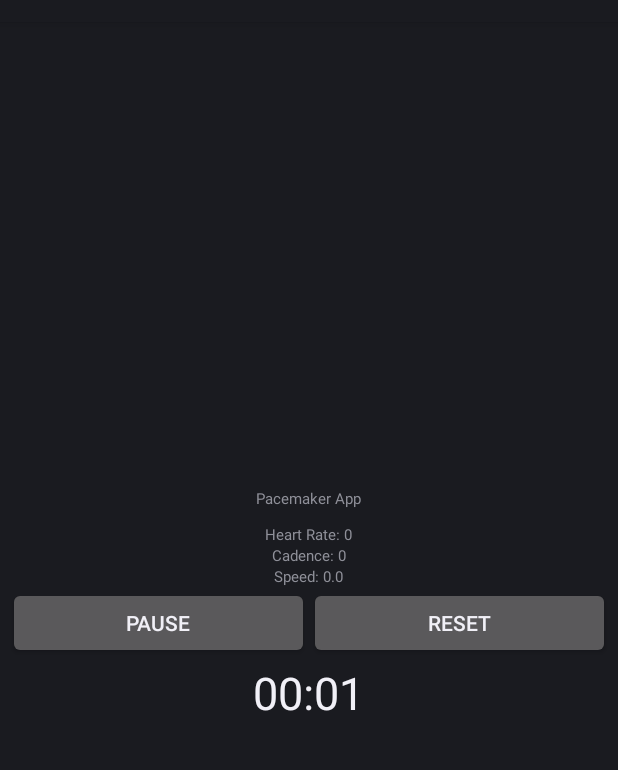
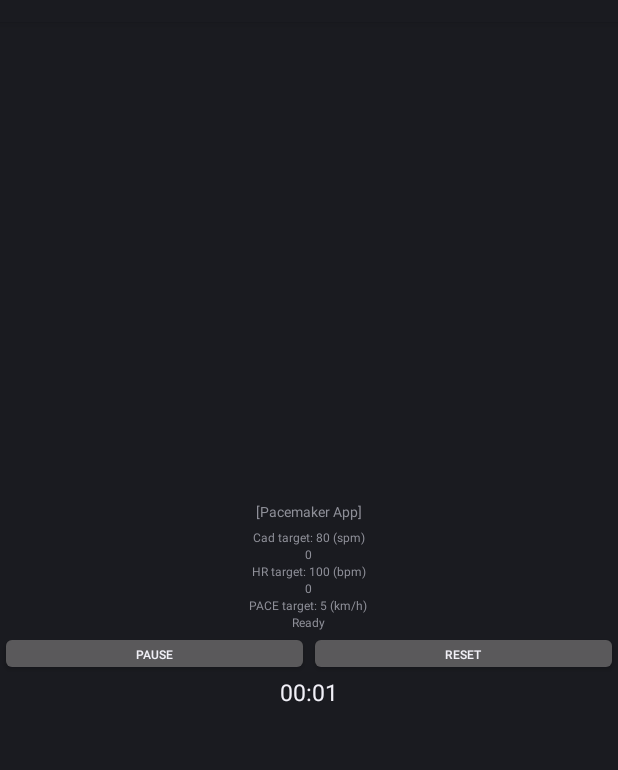
Before and after one commit to crazyboy9103/2021_2_MCA_team7, an Android app: the screen it shows after launch (MainActivity), after a tap on "START", on a phone screen of 412 x 824 dp, the part 62-832 px from its top. Run offline under Robolectric (Android 15) with nearby library versions, the phone set to English and light mode, and no system bars; libraries missing offline, so code that uses them is left out: org.apache.commons; plain views replace BoxInsetLayout; 2 statements that could not run were skipped.

Commit message:
UI & Algorithm modification for DEMO

```diff
--- a/android-source/app/src/main/java/com/example/watch_pacemaker/CadenceListener.java
+++ b/android-source/app/src/main/java/com/example/watch_pacemaker/CadenceListener.java
@@ -43,10 +43,10 @@ public class CadenceListener implements SensorEventListener {
         sensorManager = (SensorManager) context.getSystemService(SENSOR_SERVICE);
         if (sensorManager.getDefaultSensor(Sensor.TYPE_STEP_DETECTOR) != null) {
             mStepDetector = sensorManager.getDefaultSensor(Sensor.TYPE_STEP_DETECTOR);
-            textDetectorExists.setText("Sensors Detected");
+            textDetectorExists.setText("INERTIAL Enabled: true"); // Inertial sensor enabled
             Log.i("Steprate Listener", "Found");
         } else {
-            textDetectorExists.setText("Sensors not detected");
+            textDetectorExists.setText("INERTIAL Enabled: false");
             Log.i("Steprate Listener", "Not found");
         }
 
--- a/android-source/app/src/main/java/com/example/watch_pacemaker/HeartrateListener.java
+++ b/android-source/app/src/main/java/com/example/watch_pacemaker/HeartrateListener.java
@@ -8,6 +8,7 @@ import android.hardware.SensorEvent;
 import android.hardware.SensorEventListener;
 import android.hardware.SensorManager;
 import android.util.Log;
+import android.widget.TextView;
 
 import com.example.watch_pacemaker.databinding.ActivityMainBinding;
 
@@ -16,6 +17,7 @@ public class HeartrateListener implements SensorEventListener{
     ActivityMainBinding binding;
     SensorManager sensorManager;
     Sensor mHeartSensor;
+    private TextView tvHeartRate;
 
     private double heartrate;
 
@@ -23,11 +25,15 @@ public class HeartrateListener implements SensorEventListener{
         this.context = context;
         this.binding = binding;
 
+        tvHeartRate = binding.tvHeartRate;
+
         sensorManager = (SensorManager) context.getSystemService(SENSOR_SERVICE);
         if (sensorManager.getDefaultSensor(Sensor.TYPE_HEART_RATE) != null) {
+            tvHeartRate.setText("PPG Enabled: true");  //PPG Enable
             Log.i("Heartrate Sensor", "Found");
             mHeartSensor = sensorManager.getDefaultSensor(Sensor.TYPE_HEART_RATE);
         } else {
+            tvHeartRate.setText("PPG Enabled: false");  //PPG Enable
             Log.i("Heartrate Sensor", "Not found");
         }
     }
--- a/android-source/app/src/main/java/com/example/watch_pacemaker/MainActivity.java
+++ b/android-source/app/src/main/java/com/example/watch_pacemaker/MainActivity.java
@@ -46,7 +46,7 @@ public class MainActivity extends Activity {
         collectingData = MediaPlayer.create(this, R.raw.wait);
 
         voiceFeedback = new VoiceFeedback(this, increasePace, decreasePace, collectingData,
-                                            2.0, 12.0);
+                                            5.0, 60.0);
         // Initializing Calculators and UI
         paceEstimator = new PaceEstimator(this, binding);
         vibrator = new VibrationFeedback(this);
--- a/android-source/app/src/main/java/com/example/watch_pacemaker/PaceEstimator.java
+++ b/android-source/app/src/main/java/com/example/watch_pacemaker/PaceEstimator.java
@@ -57,7 +57,7 @@ public class PaceEstimator implements LocationListener {
         }
         // GPS 사용 가능 여부 확인
         boolean isEnable = locationManager.isProviderEnabled(LocationManager.GPS_PROVIDER);
-        tvGetSpeed.setText("GPS: " + isEnable);  //GPS Enable
+        tvGetSpeed.setText("GPS Enabled: " + isEnable);  //GPS Enable
         locationManager.requestLocationUpdates(LocationManager.GPS_PROVIDER, 1000,0, this);
     }
 
@@ -94,7 +94,8 @@ public class PaceEstimator implements LocationListener {
             speed = mLastlocation.distanceTo(location) / deltaTime;
 
             double calSpeed = Double.parseDouble(String.format("%.3f", speed));
-            tvGetSpeed.setText("Speed: " + calSpeed);  //Calculated Speed
+            calSpeed = calSpeed * 3600 / 1000;  // m/s --> km/h
+            tvGetSpeed.setText(""+calSpeed);  //Calculated Speed
 
             interval.addLast(deltaTime);
             interval_distance.addLast((double) mLastlocation.distanceTo(location));
--- a/android-source/app/src/main/java/com/example/watch_pacemaker/Stopwatch.java
+++ b/android-source/app/src/main/java/com/example/watch_pacemaker/Stopwatch.java
@@ -23,26 +23,28 @@ public class Stopwatch {
     HeartrateListener heartRateListener;
     VibrationFeedback vibrationFeedback;
 
-    int needCorrection = 0;
+//    int needCorrection = 0;
     int targetCorrection = 0;
     int correctionInterval = 5;
 
-    int ageidx = 1;
-    int[] age = {20, 25, 30, 35, 40, 45, 50, 55, 65, 70};
-    int[] hardcore = {160, 156, 152, 148, 144, 140,136, 132, 124, 120};
-    int[] fatburn = {120, 117, 114, 111, 108, 105, 102, 99, 93, 90};
+//    int ageidx = 1;
+//    int[] age = {20, 25, 30, 35, 40, 45, 50, 55, 65, 70};
+//    int[] hardcore = {160, 156, 152, 148, 144, 140,136, 132, 124, 120};
+//    int[] fatburn = {120, 117, 114, 111, 108, 105, 102, 99, 93, 90};
 
+    int count=0;
 
     boolean running = false;
     private long pauseOffset;
 
     Button startButton, resetButton;
     TextView current_pace, current_cadence, current_heart_rate;
+    TextView DetectorExists;
 
     private Handler mHandler;
     Runnable feedbackLoop;
 
-    final private int mInterval = 2000;
+    final private int mInterval = 5000;
 
     public Stopwatch(Context context,
                      ActivityMainBinding binding,
@@ -66,7 +68,7 @@ public class Stopwatch {
         current_pace = binding.tvPace;
         current_cadence = binding.tvDetectorExists;
         current_heart_rate = binding.tvHeartRate;
-
+        DetectorExists = (TextView) binding.DetectorExists;
 
 
         startButton.setOnClickListener(new View.OnClickListener() {
@@ -100,44 +102,59 @@ public class Stopwatch {
         double heartRate = heartRateListener.getHeartRate();
         double pace = paceEstimator.getPace();
 
-        if (this.needCorrection == 0) {
-            // No need for correction
-            if (heartRate > hardcore[ageidx]) {
-                this.needCorrection = -1;
-                this.targetCorrection = (int) cadence - correctionInterval;
-            }
-            else if (heartRate < fatburn[ageidx]){
-                this.needCorrection = 1;
-                this.targetCorrection = (int) cadence + correctionInterval;
-            }
-
-        } else if (this.needCorrection == -1){
-            // Need correction
-            if (cadence > targetCorrection){
-                // Go slower alarm
-                vibrationFeedback.vibrate(vibrationFeedback.goSlowerPattern);
-            }
-            else {
-                this.needCorrection = 0;
-                this.targetCorrection = 0;
-            }
-        } else{
-            // Need correction
-            if (cadence < targetCorrection){
-                // Go faster alarm
-                vibrationFeedback.vibrate(vibrationFeedback.goFasterPattern);
-
-            }
-            else {
-                this.needCorrection = 0;
-                this.targetCorrection = 0;
-            }
+//        if (this.needCorrection == 0) {
+//            // No need for correction
+//            if (heartRate > hardcore[ageidx]) {
+//                this.needCorrection = -1;
+//                this.targetCorrection = (int) cadence - correctionInterval;
+//                textDetectorExists.setText("Cad target: " + targetCorrection + " (spm)");
+//            }
+//            else if (heartRate < fatburn[ageidx]){
+//                this.needCorrection = 1;
+//                this.targetCorrection = (int) cadence + correctionInterval;
+//                textDetectorExists.setText("Cad target: " + targetCorrection + " (spm)");
+//            }
+//
+//        } else if (this.needCorrection == -1){
+//            // Need correction
+//            if (cadence > targetCorrection){
+//                // Go slower alarm
+//                vibrationFeedback.vibrate(vibrationFeedback.goSlowerPattern);
+//            }
+//            else {
+//                this.needCorrection = 0;
+//                this.targetCorrection = 0;
+//            }
+//        } else{
+//            // Need correction
+//            if (cadence < targetCorrection){
+//                // Go faster alarm
+//                vibrationFeedback.vibrate(vibrationFeedback.goFasterPattern);
+//
+//            }
+//            else {
+//                this.needCorrection = 0;
+//                this.targetCorrection = 0;
+//            }
+//        }
+        if (count >= 12 && heartRate > 120) {
+            targetCorrection = vibrationFeedback.getTargetCadence() - correctionInterval;
+            DetectorExists.setText("Cad target: " + targetCorrection + " (spm)");
+            vibrationFeedback.setTargetCadence(targetCorrection);
+            count = 0;
+        }
+        else if (count >= 12 && heartRate < 80){
+            targetCorrection = vibrationFeedback.getTargetCadence() + correctionInterval;
+            DetectorExists.setText("Cad target: " + targetCorrection + " (spm)");
+            vibrationFeedback.setTargetCadence(targetCorrection);
+            count = 0;
         }
 
-        current_cadence.setText("Cadence: " + (int)cadence);
-        current_heart_rate.setText("Heart Rate: " + (int) heartRate);
+        current_cadence.setText("" + (int)cadence);
+        current_heart_rate.setText("" + (int) heartRate);
         voice.feedback(pace);
         vibrationFeedback.feedback((int)cadence);
+        count ++;
     }
 
 
@@ -148,7 +165,7 @@ public class Stopwatch {
             running = true;
             cadenceListener.startSensor();
             heartRateListener.startSensor();
-            current_pace.setText("Speed: 0.0");
+            current_pace.setText("Ready");
             feedbackLoop.run();
         }
     }
@@ -169,7 +186,7 @@ public class Stopwatch {
         pauseOffset = 0;
         cadenceListener.stepCount = 0;
 
-        current_pace.setText("Speed: 0.0");
+        current_pace.setText("0");
     }
 
     public void onToggleClicked(View view) {
--- a/android-source/app/src/main/java/com/example/watch_pacemaker/VibrationFeedback.java
+++ b/android-source/app/src/main/java/com/example/watch_pacemaker/VibrationFeedback.java
@@ -16,10 +16,10 @@ public class VibrationFeedback {
     final long[] goSlowerPattern = new long[] {500,1000};
     final int repeat = -1;
 
-    final static int OPTIMAL_CADENCE = 180;
-    final static int CADENCE_MARGIN = 5;
-    final static int TOO_FAST_CADENCE = OPTIMAL_CADENCE + CADENCE_MARGIN;
-    final static int TOO_SLOW_CADENCE = OPTIMAL_CADENCE - CADENCE_MARGIN;
+    public int OPTIMAL_CADENCE = 80;
+    public int CADENCE_MARGIN = 20;
+    public int TOO_FAST_CADENCE = OPTIMAL_CADENCE + CADENCE_MARGIN;
+    public int TOO_SLOW_CADENCE = OPTIMAL_CADENCE - CADENCE_MARGIN;
 
     public VibrationFeedback(Context context){
         this.context = context;
@@ -37,6 +37,16 @@ public class VibrationFeedback {
         }
     }
 
+    public void setTargetCadence(int cadence) {
+        OPTIMAL_CADENCE = cadence;
+        TOO_FAST_CADENCE = OPTIMAL_CADENCE + CADENCE_MARGIN;
+        TOO_SLOW_CADENCE = OPTIMAL_CADENCE - CADENCE_MARGIN;
+    }
+
+    public int getTargetCadence() {
+        return OPTIMAL_CADENCE;
+    }
+
     public void vibrate(long[] pattern){
         vibrator.vibrate(VibrationEffect.createWaveform(pattern, repeat));
 
--- a/android-source/app/src/main/java/com/example/watch_pacemaker/VoiceFeedback.java
+++ b/android-source/app/src/main/java/com/example/watch_pacemaker/VoiceFeedback.java
@@ -35,7 +35,7 @@ public class VoiceFeedback {
         TARGET_DISTANCE = target_distance; // 2 kilometers
         TARGET_TIME = target_time; // 1200seconds = 20 minutes
 
-        TARGET_PACE = (TARGET_DISTANCE * 1000) / (TARGET_TIME * 60); // 단위: m/sec
+        TARGET_PACE = (TARGET_DISTANCE / TARGET_TIME) * 60; // 단위: km/h
 
     }
 
@@ -45,10 +45,10 @@ public class VoiceFeedback {
             Log.i(TAG, wait_pace);
         }
         else{
-            if (pace >= TARGET_PACE * 1.15) {
+            if (pace >= TARGET_PACE * 1.2) {
                 play(decrease);
                 Log.i(TAG, goNarrowStep);
-            } else if (pace <= TARGET_PACE * 0.85) {
+            } else if (pace <= TARGET_PACE * 0.8) {
                 play(increase);
                 Log.i(TAG, goWideStep);
             }
--- a/android-source/app/src/main/res/layout/activity_main.xml
+++ b/android-source/app/src/main/res/layout/activity_main.xml
@@ -13,7 +13,6 @@
         android:layout_height="match_parent"
         android:orientation="vertical"
         android:gravity="center"
-        android:padding="@dimen/inner_frame_layout_padding"
         app:layout_boxedEdges="all">
 
         <TextView
@@ -21,42 +20,66 @@
             android:layout_width="wrap_content"
             android:layout_height="wrap_content"
             android:layout_marginTop="10dp"
-            android:text="Pacemaker App"
-            android:textSize="10sp" />
+            android:text="[Pacemaker App]"
+            android:textSize="9sp" />
+
+        <TextView
+            android:id="@+id/DetectorExists"
+            android:layout_width="wrap_content"
+            android:layout_height="wrap_content"
+            android:layout_marginTop="5dp"
+            android:text="Cad target: 80 (spm)"
+            android:textSize="8sp"/>
+
+        <TextView
+            android:id="@+id/tvDetectorExists"
+            android:layout_width="wrap_content"
+            android:layout_height="wrap_content"
+            android:text="INERTIAL Enabled: false"
+            android:textSize="8sp"/>
+
+        <TextView
+            android:id="@+id/HeartRate"
+            android:layout_width="wrap_content"
+            android:layout_height="wrap_content"
+            android:text="HR target: 100 (bpm)"
+            android:textSize="8sp" />
 
         <TextView
             android:id="@+id/tvHeartRate"
             android:layout_width="wrap_content"
             android:layout_height="wrap_content"
-            android:layout_marginTop="10dp"
-            android:text="Heart Rate: 120"
-            android:textSize="10sp" />
+            android:text="PPG Enabled: false"
+            android:textSize="8sp" />
 
         <TextView
-            android:id="@+id/tvDetectorExists"
+            android:id="@+id/Pace"
             android:layout_width="wrap_content"
             android:layout_height="wrap_content"
-            android:text="Sensors Not Detected"
-            android:textSize="10sp"/>
+            android:text="PACE target: 5 (km/h)"
+            android:textSize="8sp"/>
 
         <TextView
             android:id="@+id/tvPace"
             android:layout_width="wrap_content"
             android:layout_height="wrap_content"
-            android:text="PACE"
-            android:textSize="10sp"/>
+            android:text="GPS Enabled: false"
+            android:textSize="8sp"/>
+
+
 
         <LinearLayout
             android:layout_width="match_parent"
-            android:layout_height="50dp"
+            android:layout_height="30dp"
             android:orientation="horizontal">
 
             <Button
                 android:id="@+id/startPauseButton"
                 android:layout_width="wrap_content"
                 android:layout_height="wrap_content"
-                android:paddingStart="5dp"
-                android:paddingEnd="5dp"
+                android:paddingStart="2dp"
+                android:paddingEnd="2dp"
+                android:textSize="8sp"
                 android:layout_weight="1"
                 android:text="Start"
                 />
@@ -65,8 +88,9 @@
                 android:id="@+id/resetButton"
                 android:layout_width="wrap_content"
                 android:layout_height="wrap_content"
-                android:paddingStart="5dp"
-                android:paddingEnd="5dp"
+                android:paddingStart="2dp"
+                android:paddingEnd="2dp"
+                android:textSize="8sp"
                 android:layout_weight="1"
                 android:text="Reset" />
         </LinearLayout>
@@ -75,7 +99,7 @@
             android:id="@+id/chronometer"
             android:layout_width="wrap_content"
             android:layout_height="wrap_content"
-            android:textSize="30sp"/>
+            android:textSize="15sp"/>
 
 
     </LinearLayout>
```
